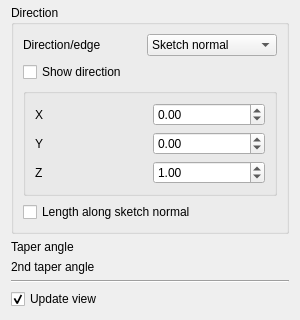
Before: the Qt Designer form src/Mod/PartDesign/Gui/TaskPadPocketParameters.ui in southseact-3d/fcd, drawn with Qt 5; both pictures show x 0 to 300 and y 452 to 772 of the 300 by 772 pixel window.
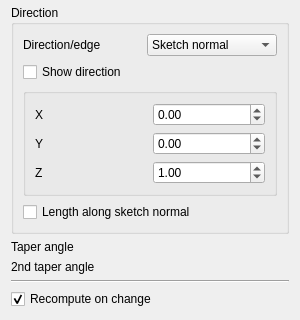
After: the same form once the commit is applied. Custom widgets are drawn as their Qt base class.

What changed in the file:
```diff
--- a/src/Mod/PartDesign/Gui/TaskPadPocketParameters.ui
+++ b/src/Mod/PartDesign/Gui/TaskPadPocketParameters.ui
@@ -468,7 +468,7 @@
    <item>
     <widget class="QCheckBox" name="checkBoxUpdateView">
      <property name="text">
-      <string>Update view</string>
+      <string>Recompute on change</string>
      </property>
      <property name="checked">
       <bool>true</bool>
```
